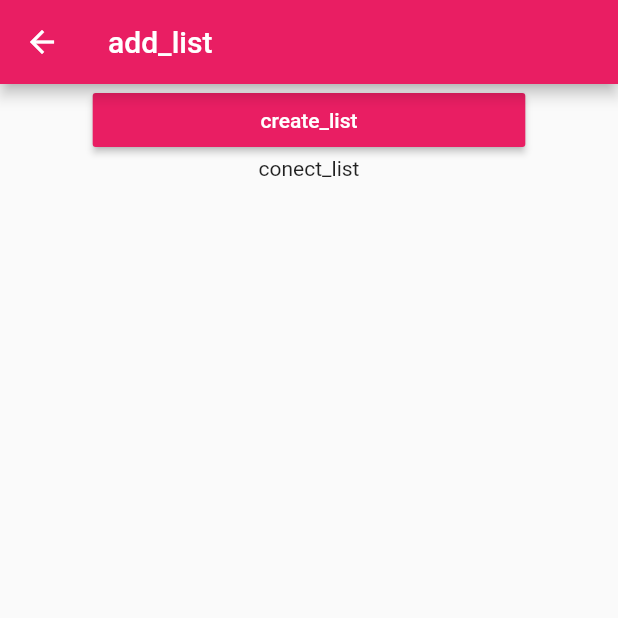
After one commit to dbenitez-bcn/sharlist_old, a Flutter app: the AddList screen opened directly, on a phone screen of 412 x 824 dp, the top half of it. The commit adds this screen. Run offline on Flutter 3.47's test engine with Material 2 defaults, Android fonts, the phone set to English and light mode, and no system bars; our stand-ins replace cloud_firestore, flutter_i18n, shared_preferences, sqflite; accounts and stored records are empty; statements that could not run were skipped.

Commit message:
switching list DONE

```diff
--- /dev/null
+++ b/lib/createLoad/addList.dart
@@ -0,0 +1,50 @@
+import 'package:flutter/material.dart';
+import 'package:flutter_i18n/flutter_i18n.dart';
+
+class AddList extends StatelessWidget {
+  @override
+  Widget build(BuildContext context) {
+    return Scaffold(
+      appBar: AppBar(
+        title: Text(FlutterI18n.translate(context, "add_list")),
+      ),
+      body: _buildBody(context),
+    );
+  }
+
+  Widget _buildBody(BuildContext context) {
+    return Center(
+      child: Column(
+        children: <Widget>[
+          _buildCreate(context),
+          _buildConnect(context),
+        ],
+      ),
+    );
+  }
+
+  Widget _buildCreate(BuildContext context) {
+    return SizedBox(
+      width: MediaQuery.of(context).size.width * 0.7,
+      child: RaisedButton(
+        color: Colors.pink,
+        child: Text(
+          FlutterI18n.translate(context, "create_list"),
+          style: TextStyle(
+            color: Colors.white,
+          ),
+        ),
+        onPressed: () {},
+      ),
+    );
+  }
+
+  Widget _buildConnect(BuildContext context) {
+    return InkWell(
+      splashColor: Colors.pink[200],
+      borderRadius: BorderRadius.all(Radius.circular(20.0)),
+      child: Text(FlutterI18n.translate(context, "conect_list")),
+      onTap: () {},
+    );
+  }
+}
```
Also changed, not shown: lib/index/index.dart (+25 -4 lines).
